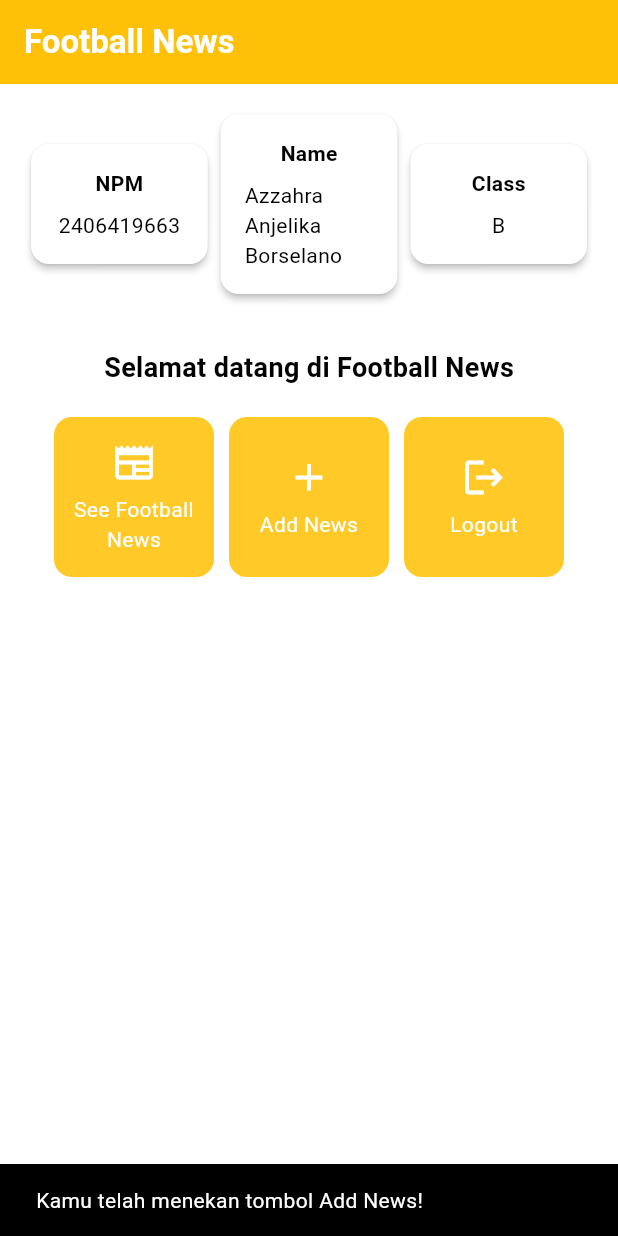
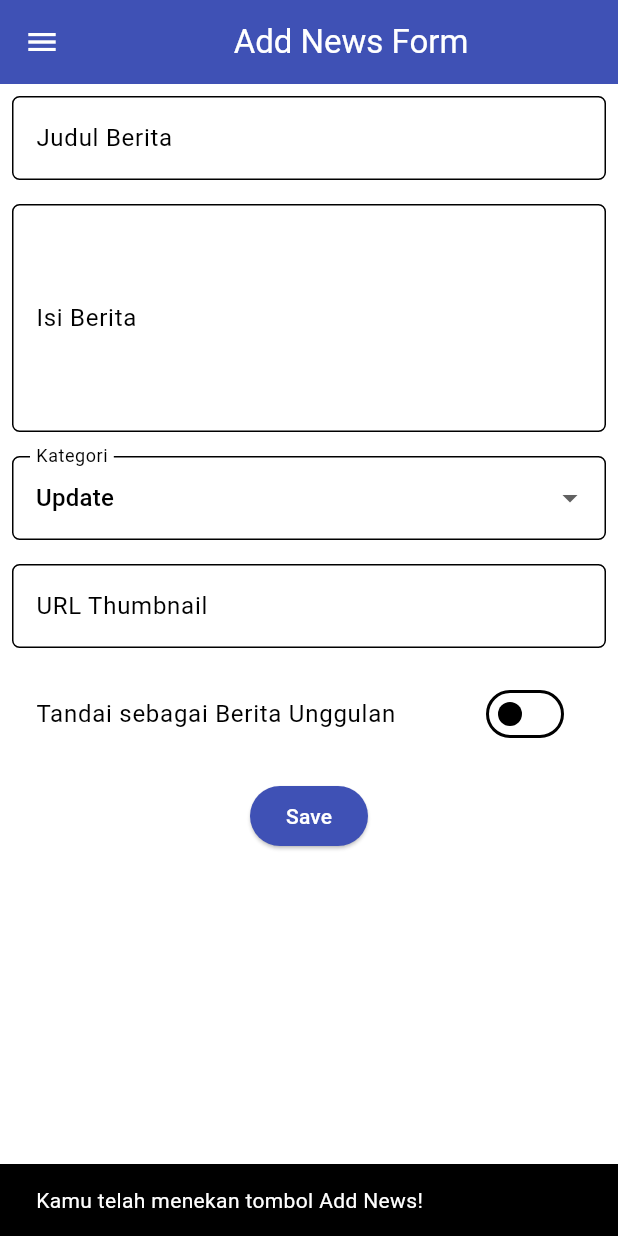
Before and after one commit to anjeelika/football-news-mobile, a Flutter app: the screen it shows after launch, after a tap on "Add News", on a phone screen of 412 x 824 dp. Run offline on Flutter 3.47's test engine with Material 3 defaults, Android fonts, the phone set to English and light mode, and no system bars.

Commit message:
Tutorial 7

```diff
--- a/lib/main.dart
+++ b/lib/main.dart
@@ -1,5 +1,5 @@
 import 'package:flutter/material.dart';
-import 'package:football_news/menu.dart';
+import 'package:football_news/screens/menu.dart';
 
 void main() {
   runApp(const MyApp());
--- a/lib/menu.dart
+++ b/lib/screens/menu.dart
@@ -1,4 +1,7 @@
 import 'package:flutter/material.dart';
+import 'package:football_news/widgets/left_drawer.dart';
+import 'package:football_news/widgets/news_card.dart';
+import 'package:football_news/screens/newslist_form.dart';
 
 class MyHomePage extends StatelessWidget {
   MyHomePage({super.key});
@@ -16,9 +19,9 @@ class MyHomePage extends StatelessWidget {
     Widget build(BuildContext context) {
     // Scaffold menyediakan struktur dasar halaman dengan AppBar dan body.
     return Scaffold(
-      // AppBar adalah bagian atas halaman yang menampilkan judul.
       appBar: AppBar(
         // Judul aplikasi "Football News" dengan teks putih dan tebal.
+
         title: const Text(
           'Football News',
           style: TextStyle(
@@ -29,6 +32,7 @@ class MyHomePage extends StatelessWidget {
         // Warna latar belakang AppBar diambil dari skema warna tema aplikasi.
         backgroundColor: Theme.of(context).colorScheme.primary,
       ),
+      drawer: LeftDrawer(),
       // Body halaman dengan padding di sekelilingnya.
       body: Padding(
         padding: const EdgeInsets.all(16.0),
@@ -125,57 +129,6 @@ class InfoCard extends StatelessWidget {
   }
 }
 
-class ItemCard extends StatelessWidget {
-  // Menampilkan kartu dengan ikon dan nama.
-  final ItemHomepage item;
-  const ItemCard(this.item, {super.key});
-
-  @override
-  Widget build(BuildContext context) {
-    return Material(
-      // Menentukan warna latar belakang dari tema aplikasi.
-      color: Theme.of(context).colorScheme.secondary,
-      // Membuat sudut kartu melengkung.
-      borderRadius: BorderRadius.circular(12),
-
-      child: InkWell(
-        // Aksi ketika kartu ditekan.
-        onTap: () {
-          // Menampilkan pesan SnackBar saat kartu ditekan.
-          ScaffoldMessenger.of(context)
-            ..hideCurrentSnackBar()
-            ..showSnackBar(
-              SnackBar(content: Text("Kamu telah menekan tombol ${item.name}!"))
-            );
-        },
-        // Container untuk menyimpan Icon dan Text
-        child: Container(
-          padding: const EdgeInsets.all(8),
-          child: Center(
-            child: Column(
-              // Menyusun ikon dan teks di tengah kartu.
-              mainAxisAlignment: MainAxisAlignment.center,
-              children: [
-                Icon(
-                  item.icon,
-                  color: Colors.white,
-                  size: 30.0,
-                ),
-                const Padding(padding: EdgeInsets.all(3)),
-                Text(
-                  item.name,
-                  textAlign: TextAlign.center,
-                  style: const TextStyle(color: Colors.white),
-                ),
-              ],
-            ),
-          ),
-        ),
-      ),
-    );
-  }
-}
-
 class ItemHomepage {
  final String name;
  final IconData icon;
--- /dev/null
+++ b/lib/screens/newslist_form.dart
@@ -0,0 +1,213 @@
+import 'package:flutter/material.dart';
+import 'package:football_news/widgets/left_drawer.dart';
+
+class NewsFormPage extends StatefulWidget {
+    const NewsFormPage({super.key});
+
+    @override
+    State<NewsFormPage> createState() => _NewsFormPageState();
+}
+
+class _NewsFormPageState extends State<NewsFormPage> {
+  final _formKey = GlobalKey<FormState>();
+  String _title = "";
+  String _content = "";
+  String _category = "update"; // default
+  String _thumbnail = "";
+  bool _isFeatured = false; // default
+
+  final List<String> _categories = [
+    'transfer',
+    'update',
+    'exclusive',
+    'match',
+    'rumor',
+    'analysis',
+  ];
+
+  @override
+  Widget build(BuildContext context) {
+      return Scaffold(
+        appBar: AppBar(
+          title: const Center(
+            child: Text(
+              'Add News Form',
+            ),
+          ),
+          backgroundColor: Colors.indigo,
+          foregroundColor: Colors.white,
+        ),
+        drawer: const LeftDrawer(),
+        body: Form(
+          key: _formKey,
+          child: SingleChildScrollView(
+            child: Column(
+              crossAxisAlignment: CrossAxisAlignment.start,
+              children:[
+                // === Title ===
+                Padding(
+                  padding: const EdgeInsets.all(8.0),
+                  child: TextFormField(
+                    decoration: InputDecoration(
+                      hintText: "Judul Berita",
+                      labelText: "Judul Berita",
+                      border: OutlineInputBorder(
+                        borderRadius: BorderRadius.circular(5.0),
+                      ),
+                    ),
+                    onChanged: (String? value) {
+                      setState(() {
+                        _title = value!;
+                      });
+                    },
+                    validator: (String? value) {
+                      if (value == null || value.isEmpty) {
+                        return "Judul tidak boleh kosong!";
+                      }
+                      return null;
+                    },
+                  ),
+                ),
+                // === Content ===
+                Padding(
+                  padding: const EdgeInsets.all(8.0),
+                  child: TextFormField(
+                    maxLines: 5,
+                    decoration: InputDecoration(
+                      hintText: "Isi Berita",
+                      labelText: "Isi Berita",
+                      border: OutlineInputBorder(
+                        borderRadius: BorderRadius.circular(5.0),
+                      ),
+                    ),
+                    onChanged: (String? value) {
+                      setState(() {
+                        _content = value!;
+                      });
+                    },
+                    validator: (String? value) {
+                      if (value == null || value.isEmpty) {
+                        return "Isi berita tidak boleh kosong!";
+                      }
+                      return null;
+                    },
+                  ),
+                ),
+
+                // === Category ===
+                Padding(
+                  padding: const EdgeInsets.all(8.0),
+                  child: DropdownButtonFormField<String>(
+                    decoration: InputDecoration(
+                      labelText: "Kategori",
+                      border: OutlineInputBorder(
+                        borderRadius: BorderRadius.circular(5.0),
+                      ),
+                    ),
+                    value: _category,
+                    items: _categories
+                        .map((cat) => DropdownMenuItem(
+                              value: cat,
+                              child: Text(
+                                  cat[0].toUpperCase() + cat.substring(1)),
+                            ))
+                        .toList(),
+                    onChanged: (String? newValue) {
+                      setState(() {
+                        _category = newValue!;
+                      });
+                    },
+                  ),
+                ),
+
+                // === Thumbnail URL ===
+                Padding(
+                  padding: const EdgeInsets.all(8.0),
+                  child: TextFormField(
+                    decoration: InputDecoration(
+                      hintText: "URL Thumbnail (opsional)",
+                      labelText: "URL Thumbnail",
+                      border: OutlineInputBorder(
+                        borderRadius: BorderRadius.circular(5.0),
+                      ),
+                    ),
+                    onChanged: (String? value) {
+                      setState(() {
+                        _thumbnail = value!;
+                      });
+                    },
+                  ),
+                ),
+
+                // === Is Featured ===
+                Padding(
+                  padding: const EdgeInsets.all(8.0),
+                  child: SwitchListTile(
+                    title: const Text("Tandai sebagai Berita Unggulan"),
+                    value: _isFeatured,
+                    onChanged: (bool value) {
+                      setState(() {
+                        _isFeatured = value;
+                      });
+                    },
+                  ),
+                ),
+                // === Tombol Simpan ===
+                Align(
+                  alignment: Alignment.bottomCenter,
+                  child: Padding(
+                    padding: const EdgeInsets.all(8.0),
+                    child: ElevatedButton(
+                      style: ButtonStyle(
+                        backgroundColor:
+                            MaterialStateProperty.all(Colors.indigo),
+                      ),
+                      onPressed: () {
+                        if (_formKey.currentState!.validate()) {
+                          showDialog(
+                            context: context,
+                            builder: (context) {
+                              return AlertDialog(
+                                title: const Text('Produk berhasil tersimpan'),
+                                content: SingleChildScrollView(
+                                  child: Column(
+                                    crossAxisAlignment:
+                                        CrossAxisAlignment.start,
+                                    children: [
+                                      Text('Judul: $_title'),
+                                        Text('Isi: $_content'),
+                                        Text('Kategori: $_category'),
+                                        Text('Thumbnail: $_thumbnail'),
+                                        Text(
+                                            'Unggulan: ${_isFeatured ? "Ya" : "Tidak"}'),
+                                    ],
+                                  ),
+                                ),
+                                actions: [
+                                  TextButton(
+                                    child: const Text('OK'),
+                                    onPressed: () {
+                                      Navigator.pop(context);
+                                    },
+                                  ),
+                                ],
+                              );
+                            },
+                          );
+                        _formKey.currentState!.reset();
+                        }
+                      },
+                      child: const Text(
+                        "Save",
+                        style: TextStyle(color: Colors.white),
+                      ),
+                    ),
+                  ),
+                ),
+              ],
+            ),
+          ),
+        )
+      );
+    }
+}
--- /dev/null
+++ b/lib/widgets/left_drawer.dart
@@ -0,0 +1,70 @@
+import 'package:flutter/material.dart';
+import 'package:football_news/screens/menu.dart';
+import 'package:football_news/screens/newslist_form.dart';
+
+class LeftDrawer extends StatelessWidget {
+  const LeftDrawer({super.key});
+
+  @override
+  Widget build(BuildContext context) {
+    return Drawer(
+      child: ListView(
+        children: [
+          const DrawerHeader(
+            decoration: BoxDecoration(
+              color: Colors.blue,
+            ),
+            child: Column(
+              children: [
+                Text(
+                  'Football News',
+                  textAlign: TextAlign.center,
+                  style: TextStyle(
+                    fontSize: 30,
+                    fontWeight: FontWeight.bold,
+                    color: Colors.white,
+                  ),
+                ),
+                Padding(padding: EdgeInsets.all(10)),
+                Text("Seluruh berita sepak bola terkini di sini!",
+                  textAlign: TextAlign.center,
+                    style: TextStyle(
+                      fontSize: 15,
+                      fontWeight: FontWeight.normal,
+                      color: Colors.white,
+                    ),
+                ),
+              ],
+            ),
+          ),
+
+          ListTile(
+            leading: const Icon(Icons.home_outlined),
+            title: const Text('Home'),
+            // Redirect to MyHomePage
+            onTap: () {
+              Navigator.pushReplacement(
+                  context,
+                  MaterialPageRoute(
+                    builder: (context) => MyHomePage(),
+                  ));
+            },
+          ),
+          ListTile(
+            leading: const Icon(Icons.post_add),
+            title: const Text('Add News'),
+            // Redirect to NewsFormPage
+            onTap: () {
+              Navigator.pushReplacement(
+                context,
+                MaterialPageRoute(
+                  builder: (context) => const NewsFormPage(),
+                ),
+              );
+            },
+          )
+        ],
+      ),
+    );
+  }
+}
--- /dev/null
+++ b/lib/widgets/news_card.dart
@@ -0,0 +1,59 @@
+import 'package:flutter/material.dart';
+import 'package:football_news/screens/menu.dart';
+import 'package:football_news/screens/newslist_form.dart';
+
+class ItemCard extends StatelessWidget {
+  // Menampilkan kartu dengan ikon dan nama.
+  final ItemHomepage item;
+  const ItemCard(this.item, {super.key});
+
+  @override
+  Widget build(BuildContext context) {
+    return Material(
+      // Menentukan warna latar belakang dari tema aplikasi.
+      color: Theme.of(context).colorScheme.secondary,
+      // Membuat sudut kartu melengkung.
+      borderRadius: BorderRadius.circular(12),
+
+      child: InkWell(
+        // Aksi ketika kartu ditekan.
+        onTap: () {
+          // Memunculkan SnackBar ketika diklik
+          ScaffoldMessenger.of(context)
+            ..hideCurrentSnackBar()
+            ..showSnackBar(SnackBar(
+                content: Text("Kamu telah menekan tombol ${item.name}!")));
+
+          // Navigate ke route yang sesuai (tergantung jenis tombol)
+          if (item.name == "Add News") {
+              Navigator.push(context,
+                  MaterialPageRoute(builder: (context) => const NewsFormPage()));
+          }
+        },
+        // Container untuk menyimpan Icon dan Text
+        child: Container(
+          padding: const EdgeInsets.all(8),
+          child: Center(
+            child: Column(
+              // Menyusun ikon dan teks di tengah kartu.
+              mainAxisAlignment: MainAxisAlignment.center,
+              children: [
+                Icon(
+                  item.icon,
+                  color: Colors.white,
+                  size: 30.0,
+                ),
+                const Padding(padding: EdgeInsets.all(3)),
+                Text(
+                  item.name,
+                  textAlign: TextAlign.center,
+                  style: const TextStyle(color: Colors.white),
+                ),
+              ],
+            ),
+          ),
+        ),
+      ),
+    );
+  }
+}
```
